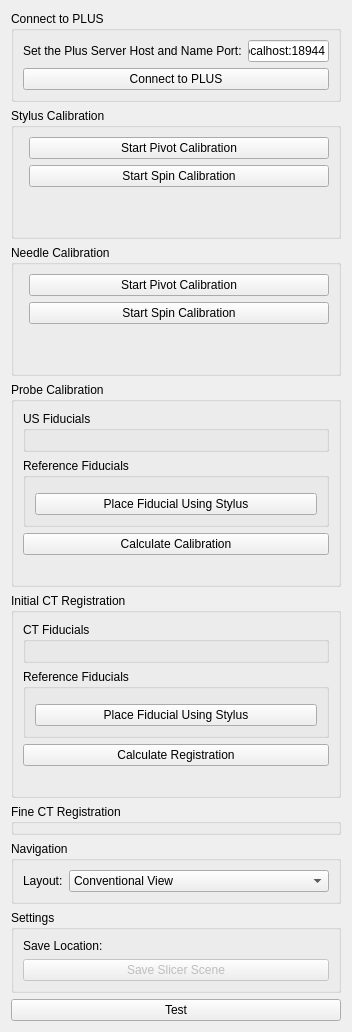
Old version of the form WobblerInterventionNavigation/LiverBiopsy/Resources/UI/LiverBiopsy.ui in the repository ASchonewille/3DUSGuidedIntervention.
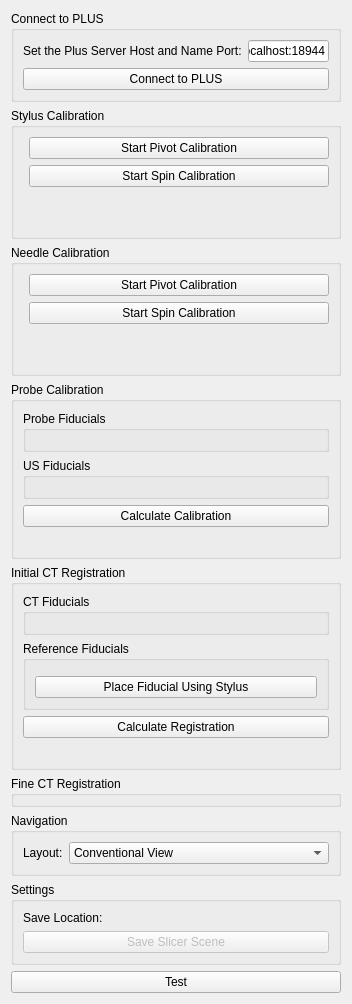
New version of the form. Custom widgets are drawn as their Qt base class.

Commit message: Updated US calibration using data naming scheme

Diff of the .ui file:
```diff
--- a/WobblerInterventionNavigation/LiverBiopsy/Resources/UI/LiverBiopsy.ui
+++ b/WobblerInterventionNavigation/LiverBiopsy/Resources/UI/LiverBiopsy.ui
@@ -7,7 +7,7 @@
     <x>0</x>
     <y>0</y>
     <width>352</width>
-    <height>1030</height>
+    <height>927</height>
    </rect>
   </property>
   <property name="acceptDrops">
@@ -163,7 +163,7 @@
       <item row="0" column="0" colspan="2">
        <widget class="ctkCollapsibleGroupBox" name="CollapsibleGroupBox">
         <property name="title">
-         <string>US Fiducials</string>
+         <string>Probe Fiducials</string>
         </property>
         <layout class="QFormLayout" name="formLayout_7">
          <item row="0" column="0" colspan="2">
@@ -179,7 +179,7 @@
       <item row="1" column="0" colspan="2">
        <widget class="ctkCollapsibleGroupBox" name="CollapsibleGroupBox_2">
         <property name="title">
-         <string>Reference Fiducials</string>
+         <string>US Fiducials</string>
         </property>
         <layout class="QFormLayout" name="formLayout_8">
          <item row="0" column="0" colspan="2">
@@ -189,13 +189,6 @@
            </property>
           </widget>
          </item>
-         <item row="1" column="0" colspan="2">
-          <widget class="QPushButton" name="placeToUSToReferenceFiducialButton">
-           <property name="text">
-            <string>Place Fiducial Using Stylus</string>
-           </property>
-          </widget>
-         </item>
         </layout>
        </widget>
       </item>
```
Left out of the diff: 10 changed lines with no effect on the pictures. The commit also changes 2 other files.
